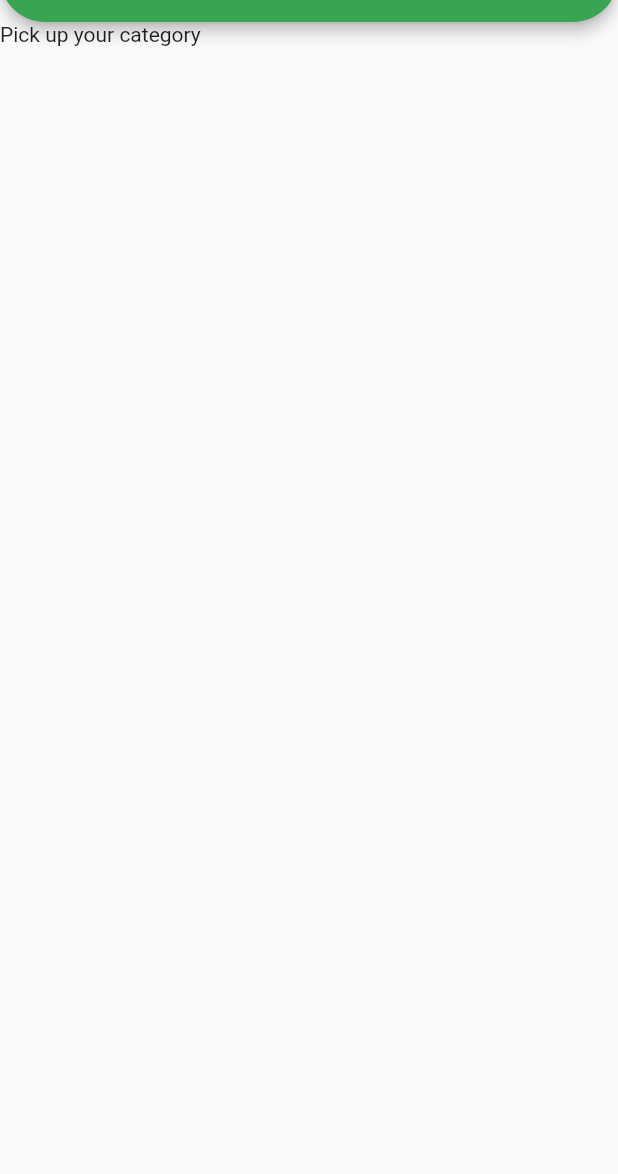
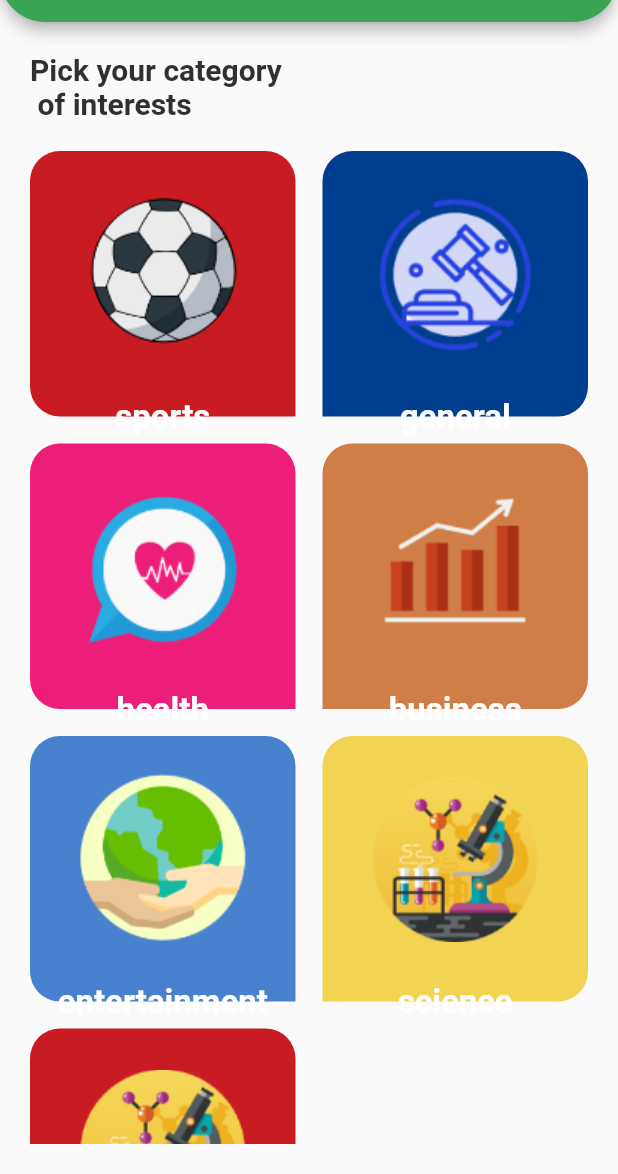
Before and after one commit to sohailadaoud/news_app, a Flutter app: the screen it shows after launch, on a phone screen of 412 x 824 dp, the part 62-1236 px from its top. Run offline on Flutter 3.47's test engine with Material 2 defaults, Android fonts, the phone set to English and light mode, and no system bars.

Commit message:
categories added.

```diff
--- /dev/null
+++ b/lib/category/category_fragment.dart
@@ -0,0 +1,35 @@
+import 'package:flutter/material.dart';
+import 'package:news_app/category/category_item.dart';
+import 'package:news_app/model/category.dart';
+
+class CategoryFragment extends StatelessWidget {
+  var categoriesList = Category.getCategories();
+
+  @override
+  Widget build(BuildContext context) {
+    return Container(
+      padding: EdgeInsets.all(20),
+      child: Column(
+        crossAxisAlignment: CrossAxisAlignment.stretch,
+        children: [
+          Text('Pick your category \n of interests',
+              style: Theme.of(context).textTheme.titleMedium),
+          SizedBox(
+            height: 20,
+          ),
+          Expanded(
+            child: GridView.builder(
+              gridDelegate: SliverGridDelegateWithFixedCrossAxisCount(
+                  crossAxisCount: 2, mainAxisSpacing: 18, crossAxisSpacing: 18),
+              itemBuilder: (context, index) {
+                return CategoryItem(
+                    category: categoriesList[index], index: index);
+              },
+              itemCount: categoriesList.length,
+            ),
+          )
+        ],
+      ),
+    );
+  }
+}
--- /dev/null
+++ b/lib/category/category_item.dart
@@ -0,0 +1,34 @@
+import 'package:flutter/material.dart';
+import 'package:news_app/model/category.dart';
+
+class CategoryItem extends StatelessWidget {
+  Category category;
+  int index;
+
+  CategoryItem({required this.category, required this.index});
+
+  @override
+  Widget build(BuildContext context) {
+    return Container(
+      decoration: BoxDecoration(
+          color: category.color,
+          borderRadius: BorderRadius.only(
+              topRight: Radius.circular(20),
+              topLeft: Radius.circular(20),
+              bottomLeft: Radius.circular(index % 2 == 0 ? 20 : 0),
+              bottomRight: Radius.circular(index % 2 != 0 ? 20 : 0))),
+      child: Column(
+        children: [
+          Image.asset(
+            category.imageUrl,
+            height: MediaQuery.of(context).size.height * 0.20,
+          ),
+          Text(
+            category.title,
+            style: Theme.of(context).textTheme.titleLarge,
+          ),
+        ],
+      ),
+    );
+  }
+}
--- /dev/null
+++ b/lib/home/home_drawer.dart
@@ -0,0 +1,48 @@
+import 'package:flutter/material.dart';
+
+class HomeDrawer extends StatelessWidget {
+  @override
+  Widget build(BuildContext context) {
+    return Container(
+      child: ListView(
+        padding: EdgeInsets.zero,
+        children: [
+          DrawerHeader(
+            decoration: BoxDecoration(
+              color: Colors.green,
+            ),
+            child: Text('Menu'),
+          ),
+          ListTile(
+            leading: Icon(
+              Icons.list,
+              color: Colors.white, // Specify the color here
+            ),
+            title: Text(
+              'Categories',
+              style: Theme.of(context).textTheme.titleLarge,
+            ),
+            onTap: () {
+              Navigator.pop(context); // Close the drawer
+              Navigator.pushNamed(context, 'category');
+            },
+          ),
+          ListTile(
+            leading: Icon(
+              Icons.settings,
+              color: Colors.white, // Specify the color here
+            ),
+            title: Text(
+              'Settings',
+              style: Theme.of(context).textTheme.titleLarge,
+            ),
+            onTap: () {
+              Navigator.pop(context); // Close the drawer
+              Navigator.pushNamed(context, 'settings');
+            },
+          ),
+        ],
+      ),
+    );
+  }
+}
--- a/lib/home/home_screen.dart
+++ b/lib/home/home_screen.dart
@@ -1,4 +1,6 @@
 import 'package:flutter/material.dart';
+import 'package:news_app/category/category_fragment.dart';
+import 'package:news_app/home/home_drawer.dart';
 
 class HomeScreen extends StatefulWidget {
   static const String routeName = 'home';
@@ -15,34 +17,36 @@ class _HomeScreenState extends State<HomeScreen> {
         centerTitle: true,
         title: Text('News_App', style: Theme.of(context).textTheme.titleLarge),
       ),
-      drawer: Drawer(
-        child: ListView(
-          padding: EdgeInsets.zero,
-          children: [
-            DrawerHeader(
-              decoration: BoxDecoration(
-                color: Colors.green,
-              ),
-              child: Text('Menu'),
-            ),
-            ListTile(
-              title: Text('Categories'),
-              onTap: () {
-                Navigator.pop(context); // Close the drawer
-                Navigator.pushNamed(context, 'category');
-              },
-            ),
-            ListTile(
-              title: Text('Settings'),
-              onTap: () {
-                Navigator.pop(context); // Close the drawer
-                Navigator.pushNamed(context, 'settings');
-              },
-            ),
-          ],
-        ),
-      ),
-      body: Text('Pick up your category'),
+      drawer: HomeDrawer(),
+      body: CategoryFragment(),
     );
   }
 }
+
+// Drawer(
+//   child: ListView(
+//     padding: EdgeInsets.zero,
+//     children: [
+//       DrawerHeader(
+//         decoration: BoxDecoration(
+//           color: Colors.green,
+//         ),
+//         child: Text('Menu'),
+//       ),
+//       ListTile(
+//         title: Text('Categories'),
+//         onTap: () {
+//           Navigator.pop(context); // Close the drawer
+//           Navigator.pushNamed(context, 'category');
+//         },
+//       ),
+//       ListTile(
+//         title: Text('Settings'),
+//         onTap: () {
+//           Navigator.pop(context); // Close the drawer
+//           Navigator.pushNamed(context, 'settings');
+//         },
+//       ),
+//     ],
+//   ),
+// ),
--- /dev/null
+++ b/lib/model/category.dart
@@ -0,0 +1,60 @@
+import 'package:flutter/material.dart';
+import 'package:news_app/myTheme.dart';
+
+class Category {
+  String id;
+
+  String title;
+
+  String imageUrl;
+
+  Color color;
+
+  Category({
+    required this.id,
+    required this.title,
+    required this.imageUrl,
+    required this.color,
+  });
+
+  static List<Category> getCategories() {
+// business entertainment general health science sports technology.
+    return [
+      Category(
+          id: 'sports',
+          title: 'sports',
+          imageUrl: 'assets/images/ball.png',
+          color: MyTheme.redColor),
+      Category(
+          id: 'general',
+          title: 'general',
+          imageUrl: 'assets/images/Politics.png',
+          color: MyTheme.darkBlueColor),
+      Category(
+          id: 'health',
+          title: 'health',
+          imageUrl: 'assets/images/health.png',
+          color: MyTheme.pinkColor),
+      Category(
+          id: 'business',
+          title: 'business',
+          imageUrl: 'assets/images/bussines.png',
+          color: MyTheme.brownColor),
+      Category(
+          id: 'entertainment',
+          title: 'entertainment',
+          imageUrl: 'assets/images/environment.png',
+          color: MyTheme.blueColor),
+      Category(
+          id: 'science',
+          title: 'science',
+          imageUrl: 'assets/images/science.png',
+          color: MyTheme.yellowColor),
+      Category(
+          id: 'technology',
+          title: 'technology',
+          imageUrl: 'assets/images/science.png',
+          color: MyTheme.redColor),
+    ];
+  }
+}
```
